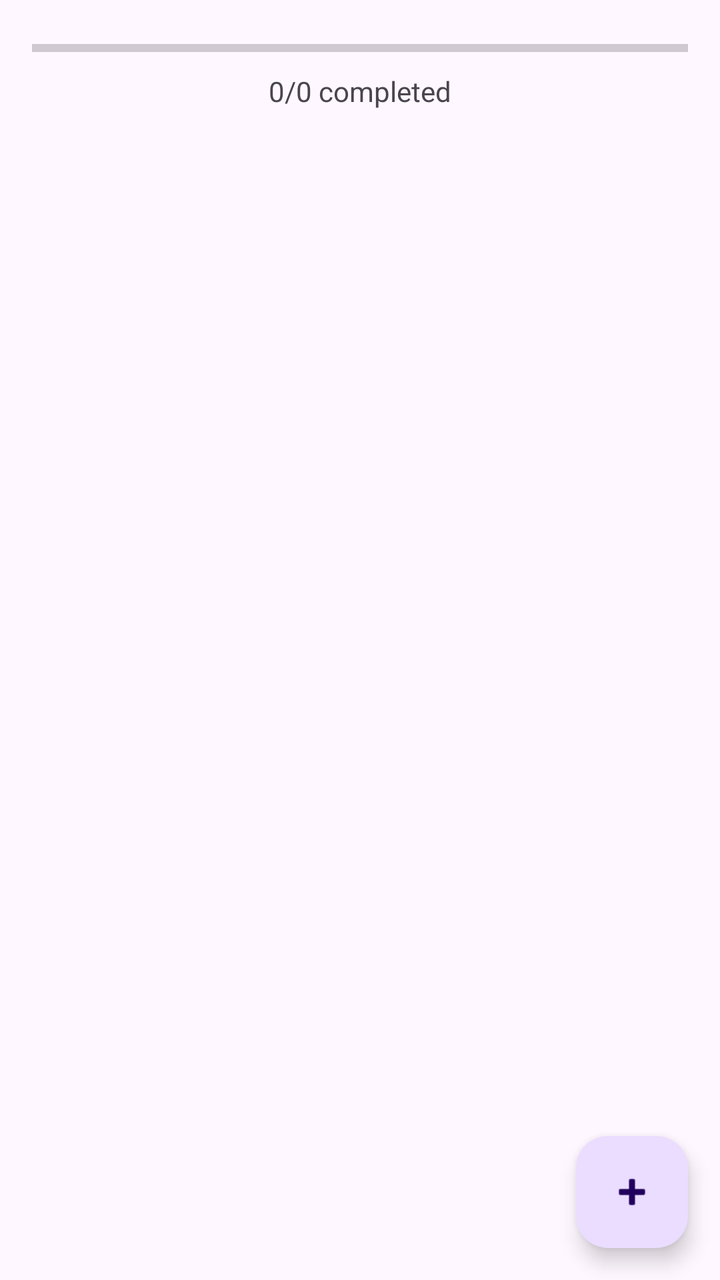
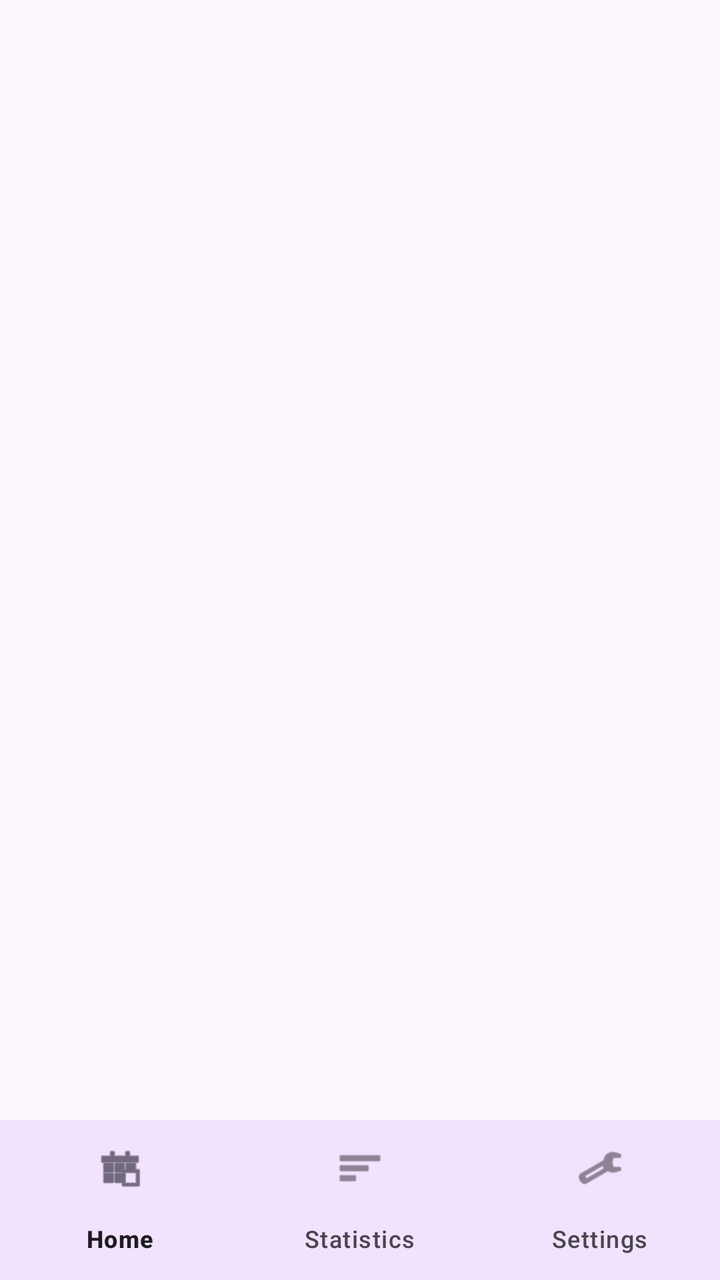

Compare the two renders of this Android layout. The source of the first and the diff that turns it into the second are given below.
<!-- AndroidManifest.xml: activity theme Theme.HabitTracker -->
<!-- res/layout/activity_main.xml -->
<?xml version="1.0" encoding="utf-8"?>
<androidx.coordinatorlayout.widget.CoordinatorLayout xmlns:android="http://schemas.android.com/apk/res/android"
    xmlns:app="http://schemas.android.com/apk/res-auto"
    xmlns:tools="http://schemas.android.com/tools"
    android:layout_width="match_parent"
    android:layout_height="match_parent"
    tools:context=".ui.home.MainActivity">

    <com.google.android.material.appbar.AppBarLayout
        android:layout_width="match_parent"
        android:layout_height="wrap_content"
        android:background="?android:attr/colorBackground">

        <LinearLayout
            android:layout_width="match_parent"
            android:layout_height="wrap_content"
            android:orientation="vertical"
            android:padding="16dp">

            <ProgressBar
                android:id="@+id/progressBarDaily"
                style="?android:attr/progressBarStyleHorizontal"
                android:layout_width="match_parent"
                android:layout_height="wrap_content"
                android:progress="0"
                android:max="100" />

            <TextView
                android:id="@+id/tvProgressText"
                android:layout_width="wrap_content"
                android:layout_height="wrap_content"
                android:layout_gravity="center_horizontal"
                android:text="0/0 completed"
                android:layout_marginTop="4dp"/>
        </LinearLayout>
    </com.google.android.material.appbar.AppBarLayout>

    <androidx.recyclerview.widget.RecyclerView
        android:id="@+id/recyclerView"
        android:layout_width="match_parent"
        android:layout_height="match_parent"
        android:clipToPadding="false"
        android:paddingBottom="88dp"
        app:layout_behavior="@string/appbar_scrolling_view_behavior"
        tools:listitem="@layout/item_habit" />

    <TextView
        android:id="@+id/emptyStateText"
        android:layout_width="wrap_content"
        android:layout_height="wrap_content"
        android:layout_gravity="center"
        android:text="No habits yet. Click + to add one!"
        android:visibility="gone"
        android:textSize="18sp"
        android:textColor="?android:attr/textColorSecondary" />

    <ProgressBar
        android:id="@+id/progressBar"
        android:layout_width="wrap_content"
        android:layout_height="wrap_content"
        android:layout_gravity="center"
        android:visibility="gone" />

    <com.google.android.material.floatingactionbutton.FloatingActionButton
        android:id="@+id/fabAdd"
        android:layout_width="wrap_content"
        android:layout_height="wrap_content"
        android:layout_gravity="bottom|end"
        android:layout_margin="16dp"
        android:contentDescription="@string/add_habit"
        android:src="@android:drawable/ic_input_add" />

</androidx.coordinatorlayout.widget.CoordinatorLayout>
<!-- res/layout/item_habit.xml (included above) -->
<?xml version="1.0" encoding="utf-8"?>
<com.google.android.material.card.MaterialCardView xmlns:android="http://schemas.android.com/apk/res/android"
    xmlns:app="http://schemas.android.com/apk/res-auto"
    xmlns:tools="http://schemas.android.com/tools"
    android:layout_width="match_parent"
    android:layout_height="wrap_content"
    android:layout_marginHorizontal="16dp"
    android:layout_marginVertical="8dp"
    app:cardCornerRadius="12dp"
    app:cardElevation="4dp">

    <androidx.constraintlayout.widget.ConstraintLayout
        android:layout_width="match_parent"
        android:layout_height="wrap_content"
        android:padding="16dp">

        <CheckBox
            android:id="@+id/cbComplete"
            android:layout_width="wrap_content"
            android:layout_height="wrap_content"
            app:layout_constraintStart_toStartOf="parent"
            app:layout_constraintTop_toTopOf="parent"
            app:layout_constraintBottom_toBottomOf="parent"/>

        <TextView
            android:id="@+id/tvName"
            android:layout_width="0dp"
            android:layout_height="wrap_content"
            android:layout_marginStart="8dp"
            android:text="Habit Name"
            android:textSize="18sp"
            android:textStyle="bold"
            app:layout_constraintEnd_toStartOf="@+id/tvStreak"
            app:layout_constraintStart_toEndOf="@+id/cbComplete"
            app:layout_constraintTop_toTopOf="parent" />

        <TextView
            android:id="@+id/tvFrequency"
            android:layout_width="0dp"
            android:layout_height="wrap_content"
            android:text="Daily"
            android:textSize="14sp"
            android:textColor="@android:color/darker_gray"
            app:layout_constraintStart_toStartOf="@+id/tvName"
            app:layout_constraintTop_toBottomOf="@+id/tvName" />

        <TextView
            android:id="@+id/tvStreak"
            android:layout_width="wrap_content"
            android:layout_height="wrap_content"
            android:text="🔥 0"
            android:textSize="16sp"
            app:layout_constraintEnd_toStartOf="@+id/btnDelete"
            app:layout_constraintTop_toTopOf="parent"
            app:layout_constraintBottom_toBottomOf="parent"
            android:layout_marginEnd="8dp"/>

        <ImageButton
            android:id="@+id/btnDelete"
            android:layout_width="wrap_content"
            android:layout_height="wrap_content"
            android:background="?attr/selectableItemBackgroundBorderless"
            android:src="@android:drawable/ic_menu_delete"
            app:layout_constraintEnd_toEndOf="parent"
            app:layout_constraintTop_toTopOf="parent"
            app:layout_constraintBottom_toBottomOf="parent"/>

    </androidx.constraintlayout.widget.ConstraintLayout>

</com.google.android.material.card.MaterialCardView>
<!-- resources referenced by this layout -->
<resources>
  <string name="add_habit">Add Habit</string>
  <style name="Theme.HabitTracker" parent="Theme.Material3.DayNight.NoActionBar">
          
          <item name="colorPrimary">@color/purple_500</item>
          <item name="colorPrimaryVariant">@color/purple_700</item>
          <item name="colorOnPrimary">@color/white</item>
          
          <item name="colorSecondary">@color/teal_200</item>
          <item name="colorSecondaryVariant">@color/teal_700</item>
          <item name="colorOnSecondary">@color/black</item>
          
          <item name="android:statusBarColor">?attr/colorPrimaryVariant</item>
          
      </style>
  <color name="purple_500">#FF6200EE</color>
  <color name="purple_700">#FF3700B3</color>
  <color name="white">#FFFFFFFF</color>
  <color name="teal_200">#FF03DAC5</color>
  <color name="teal_700">#FF018786</color>
  <color name="black">#FF000000</color>
</resources>

<!-- the commit's change to res/layout/activity_main.xml (unified diff, before → after) -->
@@ -1,144 +1,28 @@
 <?xml version="1.0" encoding="utf-8"?>
-<androidx.coordinatorlayout.widget.CoordinatorLayout xmlns:android="http://schemas.android.com/apk/res/android"
+<androidx.constraintlayout.widget.ConstraintLayout xmlns:android="http://schemas.android.com/apk/res/android"
     xmlns:app="http://schemas.android.com/apk/res-auto"
     xmlns:tools="http://schemas.android.com/tools"
     android:layout_width="match_parent"
     android:layout_height="match_parent"
     tools:context=".ui.home.MainActivity">
 
-    <com.google.android.material.appbar.AppBarLayout
+    <FrameLayout
+        android:id="@+id/fragmentContainer"
+        android:layout_width="match_parent"
+        android:layout_height="0dp"
+        app:layout_constraintTop_toTopOf="parent"
+        app:layout_constraintBottom_toTopOf="@id/bottomNavigation"
+        app:layout_constraintStart_toStartOf="parent"
+        app:layout_constraintEnd_toEndOf="parent"/>
+
+    <com.google.android.material.bottomnavigation.BottomNavigationView
+        android:id="@+id/bottomNavigation"
         android:layout_width="match_parent"
         android:layout_height="wrap_content"
-        android:background="?android:attr/colorBackground">
+        android:background="?android:attr/windowBackground"
+        app:menu="@menu/bottom_nav_menu"
+        app:layout_constraintBottom_toBottomOf="parent"
+        app:layout_constraintStart_toStartOf="parent"
+        app:layout_constraintEnd_toEndOf="parent" />
 
-        <LinearLayout
-            android:layout_width="match_parent"
-            android:layout_height="wrap_content"
-            android:orientation="vertical"
-            android:padding="16dp">
-
-            <ProgressBar
-                android:id="@+id/progressBarDaily"
-                style="?android:attr/progressBarStyleHorizontal"
-                android:layout_width="match_parent"
-                android:layout_height="wrap_content"
-                android:progress="0"
-                android:max="100" />
-
-            <TextView
-                android:id="@+id/tvProgressText"
-                android:layout_width="wrap_content"
-                android:layout_height="wrap_content"
-                android:layout_gravity="center_horizontal"
-                android:text="0/0 completed"
-                android:layout_marginTop="4dp"/>
-        </LinearLayout>
-    </com.google.android.material.appbar.AppBarLayout>
-
-    <androidx.recyclerview.widget.RecyclerView
-        android:id="@+id/recyclerView"
-        android:layout_width="match_parent"
-        android:layout_height="match_parent"
-        android:clipToPadding="false"
-        android:paddingBottom="88dp"
-        app:layout_behavior="@string/appbar_scrolling_view_behavior"
-        tools:listitem="@layout/item_habit" />
-
-    <TextView
-        android:id="@+id/emptyStateText"
-        android:layout_width="wrap_content"
-        android:layout_height="wrap_content"
-        android:layout_gravity="center"
-        android:text="No habits yet. Click + to add one!"
-        android:visibility="gone"
-        android:textSize="18sp"
-        android:textColor="?android:attr/textColorSecondary" />
-
-    <ProgressBar
-        android:id="@+id/progressBar"
-        android:layout_width="wrap_content"
-        android:layout_height="wrap_content"
-        android:layout_gravity="center"
-        android:visibility="gone" />
-
-    <com.google.android.material.floatingactionbutton.FloatingActionButton
-        android:id="@+id/fabAdd"
-        android:layout_width="wrap_content"
-        android:layout_height="wrap_content"
-        android:layout_gravity="bottom|end"
-        android:layout_margin="16dp"
-        android:contentDescription="@string/add_habit"
-        android:src="@android:drawable/ic_input_add" />
-
-</androidx.coordinatorlayout.widget.CoordinatorLayout>
-<!-- res/layout/item_habit.xml (included above) -->
-<?xml version="1.0" encoding="utf-8"?>
-<com.google.android.material.card.MaterialCardView xmlns:android="http://schemas.android.com/apk/res/android"
-    xmlns:app="http://schemas.android.com/apk/res-auto"
-    xmlns:tools="http://schemas.android.com/tools"
-    android:layout_width="match_parent"
-    android:layout_height="wrap_content"
-    android:layout_marginHorizontal="16dp"
-    android:layout_marginVertical="8dp"
-    app:cardCornerRadius="12dp"
-    app:cardElevation="4dp">
-
-    <androidx.constraintlayout.widget.ConstraintLayout
-        android:layout_width="match_parent"
-        android:layout_height="wrap_content"
-        android:padding="16dp">
-
-        <CheckBox
-            android:id="@+id/cbComplete"
-            android:layout_width="wrap_content"
-            android:layout_height="wrap_content"
-            app:layout_constraintStart_toStartOf="parent"
-            app:layout_constraintTop_toTopOf="parent"
-            app:layout_constraintBottom_toBottomOf="parent"/>
-
-        <TextView
-            android:id="@+id/tvName"
-            android:layout_width="0dp"
-            android:layout_height="wrap_content"
-            android:layout_marginStart="8dp"
-            android:text="Habit Name"
-            android:textSize="18sp"
-            android:textStyle="bold"
-            app:layout_constraintEnd_toStartOf="@+id/tvStreak"
-            app:layout_constraintStart_toEndOf="@+id/cbComplete"
-            app:layout_constraintTop_toTopOf="parent" />
-
-        <TextView
-            android:id="@+id/tvFrequency"
-            android:layout_width="0dp"
-            android:layout_height="wrap_content"
-            android:text="Daily"
-            android:textSize="14sp"
-            android:textColor="@android:color/darker_gray"
-            app:layout_constraintStart_toStartOf="@+id/tvName"
-            app:layout_constraintTop_toBottomOf="@+id/tvName" />
-
-        <TextView
-            android:id="@+id/tvStreak"
-            android:layout_width="wrap_content"
-            android:layout_height="wrap_content"
-            android:text="🔥 0"
-            android:textSize="16sp"
-            app:layout_constraintEnd_toStartOf="@+id/btnDelete"
-            app:layout_constraintTop_toTopOf="parent"
-            app:layout_constraintBottom_toBottomOf="parent"
-            android:layout_marginEnd="8dp"/>
-
-        <ImageButton
-            android:id="@+id/btnDelete"
-            android:layout_width="wrap_content"
-            android:layout_height="wrap_content"
-            android:background="?attr/selectableItemBackgroundBorderless"
-            android:src="@android:drawable/ic_menu_delete"
-            app:layout_constraintEnd_toEndOf="parent"
-            app:layout_constraintTop_toTopOf="parent"
-            app:layout_constraintBottom_toBottomOf="parent"/>
-
-    </androidx.constraintlayout.widget.ConstraintLayout>
-
-</com.google.android.material.card.MaterialCardView>
+</androidx.constraintlayout.widget.ConstraintLayout>
<!-- resource entries referenced after the edit -->
@@ -1,6 +1,5 @@
 <!-- resources referenced by this layout -->
 <resources>
-  <string name="add_habit">Add Habit</string>
   <style name="Theme.HabitTracker" parent="Theme.Material3.DayNight.NoActionBar">
           
           <item name="colorPrimary">@color/purple_500</item>
